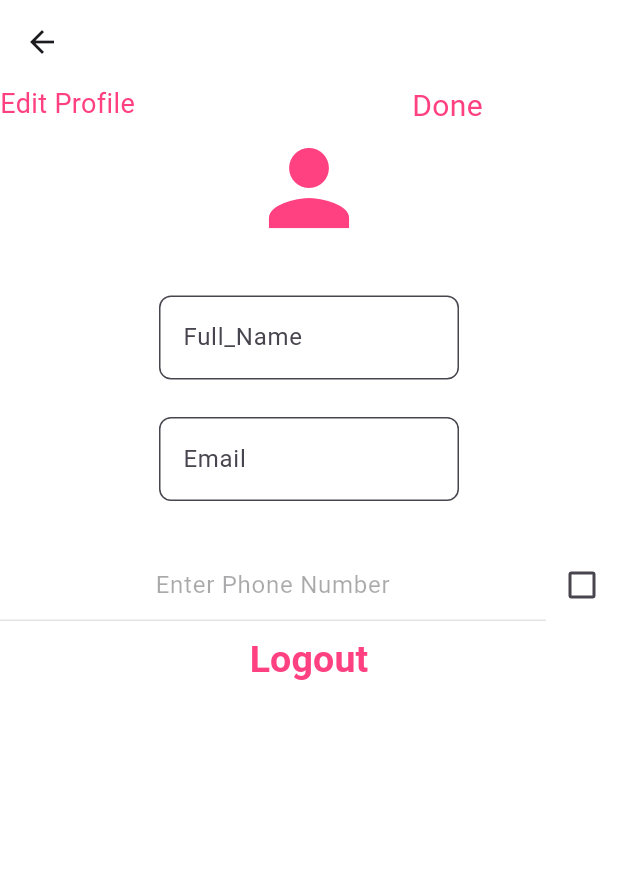
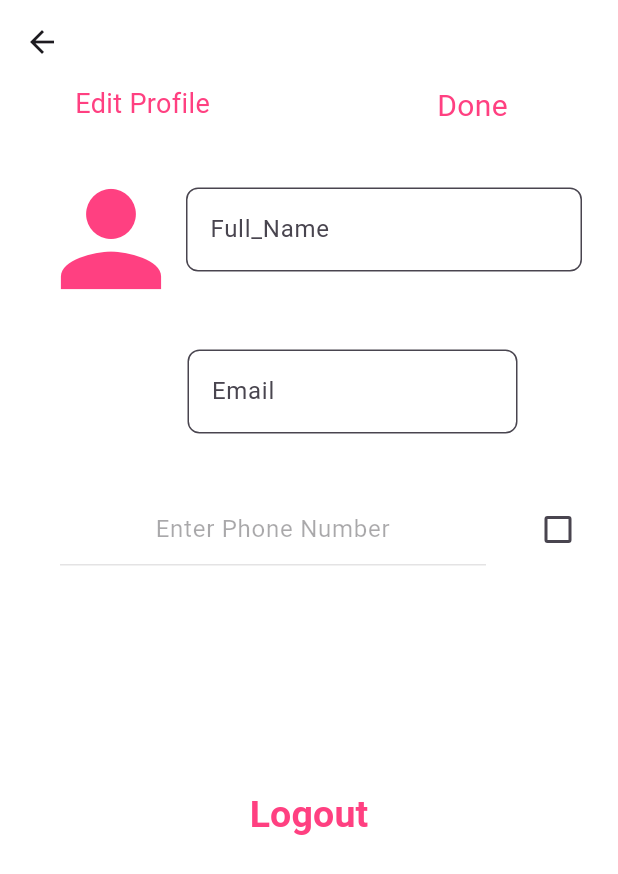
Before and after one commit to silakironji/SafeHer_app, a Flutter app: the YourCircleScreen screen opened by its route, item 5 of the bottom bar chosen, on a phone screen of 412 x 824 dp. Shown: the top 874 px of the screen. Run offline on Flutter 3.47's test engine with Material 3 defaults, Android fonts, the phone set to English and light mode, and no system bars; our stand-ins replace font_awesome_flutter, geolocator, google_maps_flutter, share.

Commit message:
changed the UI of the egistration and edit profile pages

```diff
--- a/lib/user_profile.dart
+++ b/lib/user_profile.dart
@@ -33,7 +33,9 @@ class _UserProfileScreenState extends State<UserProfileScreen> {
       child:  Column(
           //mainAxisAlignment: MainAxisAlignment.spaceBetween,
           children: [
-              const Row(
+              const Padding(
+                padding:  EdgeInsets.only(left: 50),
+                child: Row(
 
                   crossAxisAlignment: CrossAxisAlignment.start,
 
@@ -46,21 +48,21 @@ class _UserProfileScreenState extends State<UserProfileScreen> {
                  )),
 
                             ]),
-
-        Container(
-          color: Colors.white,
-          child: const Icon(Icons.person, size: 80, color: Colors.pinkAccent,),
-          alignment: Alignment.center,
               ),
 
          Padding(
-          padding: const EdgeInsets.symmetric(horizontal: 70, vertical: 32),
-          child: Column(
-              children: [
-                 TextField(
+           padding: const EdgeInsets.all(24.0),
+           child: Row(
+            mainAxisAlignment: MainAxisAlignment.spaceBetween,
+            crossAxisAlignment: CrossAxisAlignment.start,
+            children:[
+              const Icon(Icons.person, size: 100, color: Colors.pinkAccent,),
+              Expanded(child: Padding(
+                padding: const EdgeInsets.only(top: 16),
+                child: TextField(
                       decoration: InputDecoration(
                             labelText: "Full_Name",
-                        constraints: BoxConstraints(maxWidth: 200),
+                            constraints: BoxConstraints(maxWidth: 300),
                             filled: true,
                             border: const OutlineInputBorder(
                               borderSide: BorderSide(color: Colors.pinkAccent),
@@ -69,13 +71,20 @@ class _UserProfileScreenState extends State<UserProfileScreen> {
                           fillColor: Colors.white.withAlpha(100),
                         ),
                     ),
+              ),),
 
-              SizedBox(height: 25.0,),
+            ],
+           ),
+         ),
 
-              TextField(
+         Row(
+          children: [
+                Padding(
+                  padding: const EdgeInsets.only(left: 125),
+                  child: TextField(
                           decoration: InputDecoration(
                                 labelText: "Email",
-                        constraints: BoxConstraints(maxWidth: 200),
+                                constraints: BoxConstraints(maxWidth: 220.0),
                                 filled: true,
                                 border: const OutlineInputBorder(
                                   borderSide: BorderSide(color: Colors.pinkAccent),
@@ -84,19 +93,24 @@ class _UserProfileScreenState extends State<UserProfileScreen> {
                               fillColor: Colors.white.withAlpha(100),
                             ),
                         ),
+                ),
+         ],),
 
-            ],),
-        ),
 
-      Row(
+      Padding(
+        padding: const EdgeInsets.all(16.0),
+        child: Row(
           children: [
             Expanded(
+        child: Padding(
+          padding: const EdgeInsets.all(24.0),
           child: TextField(
             textAlign: TextAlign.center,
             enabled: _isChecked, // Only enable TextField if checkbox is checked
             decoration: const InputDecoration(
               hintText: 'Enter Phone Number',
 
+            ),
           ),
         ),
             ),
@@ -111,12 +125,14 @@ class _UserProfileScreenState extends State<UserProfileScreen> {
         checkColor: Colors.green,
             ),
         ],),
+      ),
 
       Column(
-       mainAxisAlignment: MainAxisAlignment.end,
+      crossAxisAlignment: CrossAxisAlignment.end,
         children: [
-
-          TextButton(
+           Padding(
+             padding: const EdgeInsets.only(top: 100),
+             child: TextButton(
               onPressed: () {
                 // Handle button press
               },
@@ -134,6 +150,8 @@ class _UserProfileScreenState extends State<UserProfileScreen> {
                   borderRadius: BorderRadius.circular(8.0), // Set border radius
                 ),
               ),
+
+                       ),
            ),
         ],
       )
```
Also changed, not shown: lib/register_screen.dart (+28 -10 lines). Lines whose indentation alone changed are shown as unchanged.
